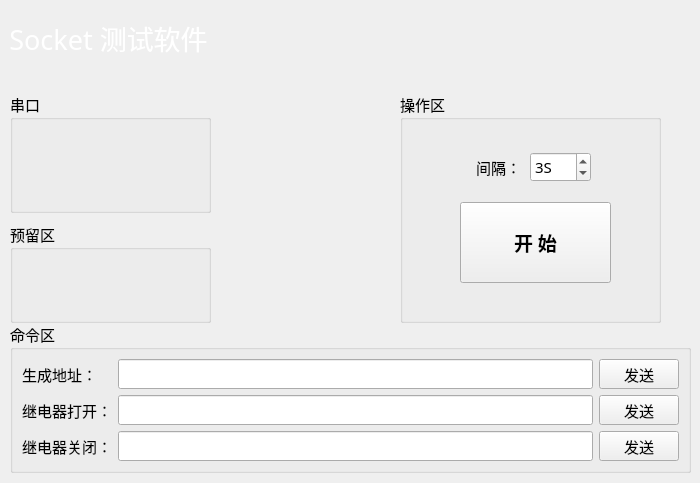
ChinaClever/ScalePoint, file Socket-Fvt/Socket-Fvt/mainwindow.ui: the form before one commit.
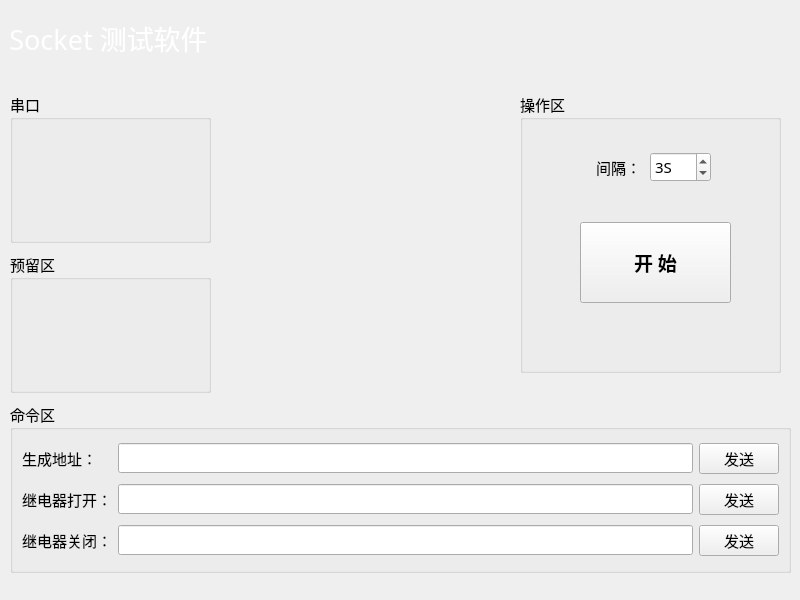
The form after the commit. Icons and pictures are not drawn.

The edit to the form file:
```diff
--- a/Socket-Fvt/Socket-Fvt/mainwindow.ui
+++ b/Socket-Fvt/Socket-Fvt/mainwindow.ui
@@ -6,8 +6,8 @@
    <rect>
     <x>0</x>
     <y>0</y>
-    <width>700</width>
-    <height>483</height>
+    <width>800</width>
+    <height>600</height>
    </rect>
   </property>
   <property name="font">
@@ -98,10 +98,10 @@
       <widget class="QGroupBox" name="groupBox_2">
        <property name="geometry">
         <rect>
-         <x>400</x>
+         <x>520</x>
          <y>10</y>
          <width>261</width>
-         <height>231</height>
+         <height>281</height>
         </rect>
        </property>
        <property name="title">
@@ -167,7 +167,7 @@
         <property name="geometry">
          <rect>
           <x>60</x>
-          <y>110</y>
+          <y>130</y>
           <width>151</width>
           <height>81</height>
          </rect>
@@ -191,7 +191,7 @@
          <x>10</x>
          <y>10</y>
          <width>201</width>
-         <height>121</height>
+         <height>151</height>
         </rect>
        </property>
        <property name="title">
@@ -202,9 +202,9 @@
        <property name="geometry">
         <rect>
          <x>10</x>
-         <y>140</y>
+         <y>170</y>
          <width>201</width>
-         <height>101</height>
+         <height>141</height>
         </rect>
        </property>
        <property name="title">
@@ -215,9 +215,9 @@
        <property name="geometry">
         <rect>
          <x>10</x>
-         <y>240</y>
-         <width>681</width>
-         <height>151</height>
+         <y>320</y>
+         <width>781</width>
+         <height>171</height>
         </rect>
        </property>
        <property name="title">
```
Left out of the diff: 2 changed lines with no effect on the pictures.
